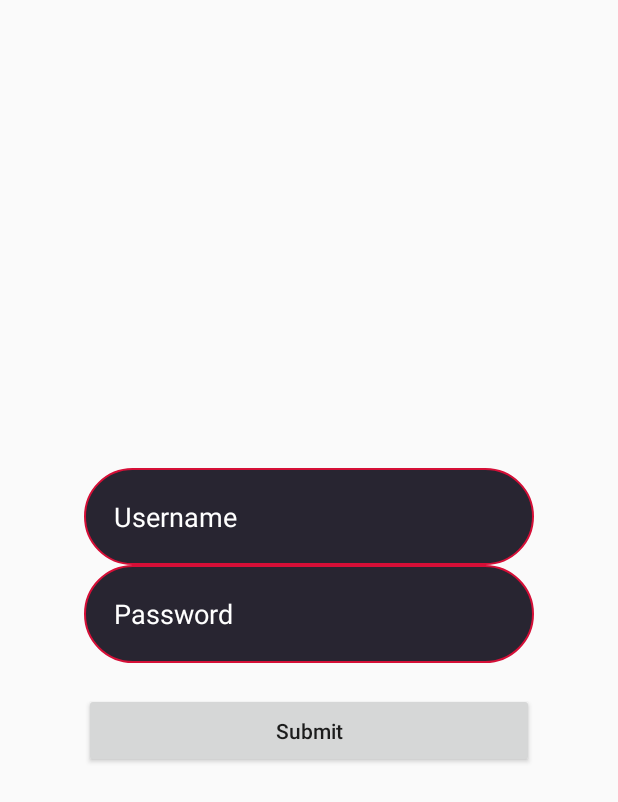
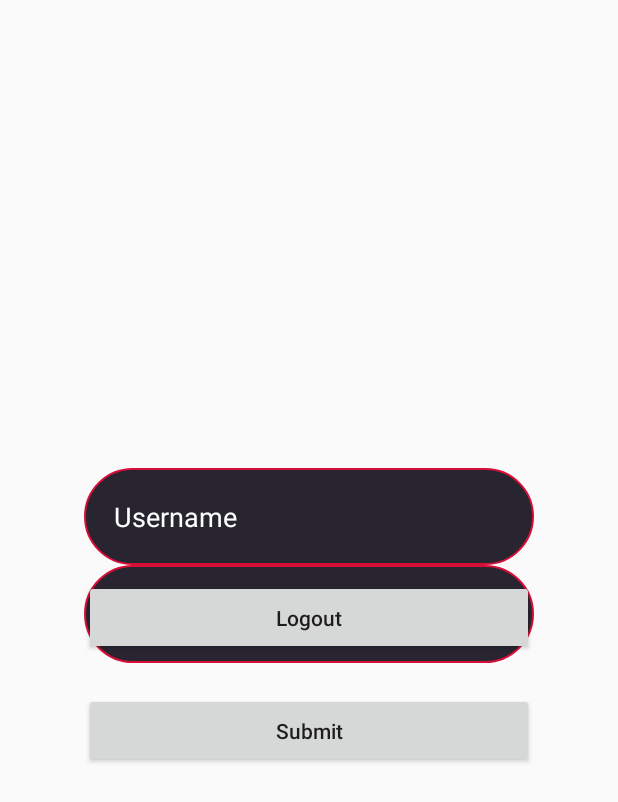
Before and after one commit to ChienChiaChen/LoginAndroid, an Android app: the layout activity_main.xml on its own in the app's theme, with its tools: preview values and no code run, on a phone screen of 412 x 824 dp. Shown: the top 802 px of the screen. Run offline under Robolectric (Android 15) with nearby library versions, the phone set to English and light mode, and no system bars.

Commit message:
[ What ] 1. Update submodule 2. Refine ui(logout) 3. Refine workflow

```diff
--- a/app/src/main/AndroidManifest.xml
+++ b/app/src/main/AndroidManifest.xml
@@ -3,6 +3,7 @@
     package="com.prenetics.loginandroid">
 
     <application
+        android:name=".Globals"
         android:allowBackup="true"
         android:icon="@mipmap/ic_launcher"
         android:label="@string/app_name"
--- a/app/src/main/res/layout/activity_main.xml
+++ b/app/src/main/res/layout/activity_main.xml
@@ -3,10 +3,21 @@
     xmlns:app="http://schemas.android.com/apk/res-auto"
     xmlns:tools="http://schemas.android.com/tools"
     android:layout_width="match_parent"
-    android:layout_height="match_parent"
-    tools:context="com.jianjiacheng.mvppractice.view.LoginActivity">
+    android:layout_height="match_parent">
+
+
+    <Button
+        android:id="@+id/logout_submit"
+        android:layout_width="300dp"
+        android:layout_height="50dp"
+        android:visibility="invisible"
+        tools:visibility="visible"
+        android:text="Logout"
+        android:layout_centerInParent="true"
+        android:textAllCaps="false" />
 
     <RelativeLayout
+        android:id="@+id/login_form"
         android:layout_width="300dp"
         android:layout_height="200dp"
         android:layout_centerVertical="true"
@@ -49,6 +60,7 @@
                 android:background="@drawable/edit_text">
 
                 <EditText
+                    android:inputType="textPassword"
                     android:id="@+id/login_password"
                     android:layout_width="match_parent"
                     android:layout_height="match_parent"
@@ -81,4 +93,5 @@
 
     </RelativeLayout>
 
+
 </RelativeLayout>
```
Also changed, not shown: app/src/main/java/com/prenetics/loginandroid/Globals.java (added, +21 -0 lines), app/src/main/java/com/prenetics/loginandroid/MainActivity.java (+33 -3 lines).
